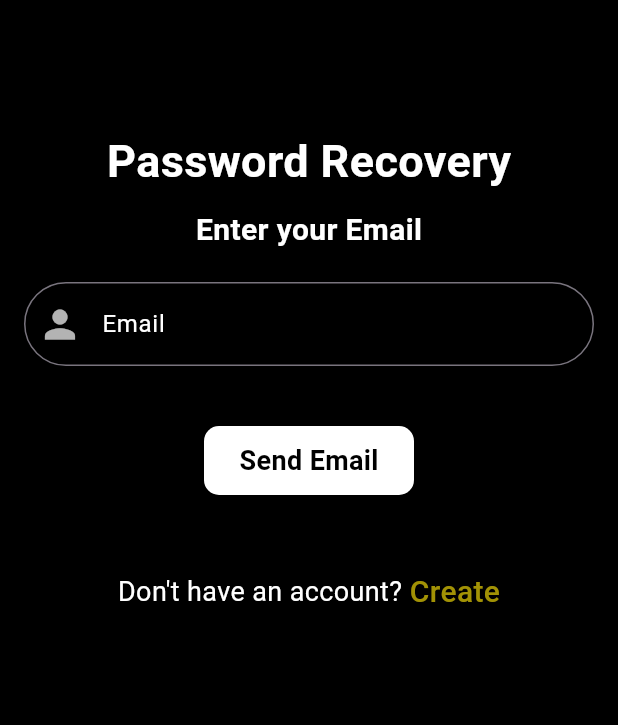
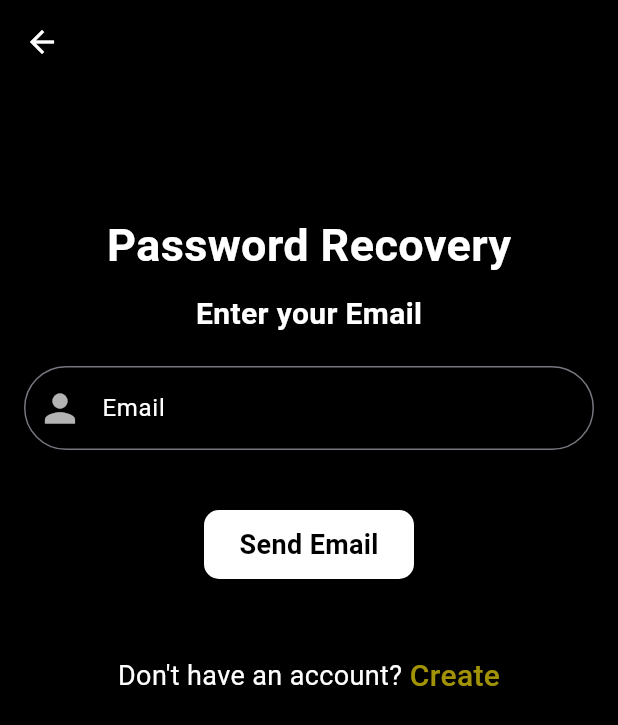
Before and after one commit to Niraj-yadav-559/food_delivery, a Flutter app: the Forgotpassword screen opened directly, on a phone screen of 412 x 824 dp. Shown: the top 725 px of the screen. Run offline on Flutter 3.47's test engine with Material 3 defaults, Android fonts, the phone set to English and light mode, and no system bars; our stand-ins replace cloud_firestore, curved_navigation_bar, firebase_auth, firebase_core, firebase_storage, image_picker and 2 more; missing offline and left inert: flutter_stripe; accounts and stored records are empty.

Commit message:
init
Add the arrow button in forget password Page and some changes

```diff
--- a/lib/Pages/forgotpassword.dart
+++ b/lib/Pages/forgotpassword.dart
@@ -1,6 +1,8 @@
 import 'package:firebase_auth/firebase_auth.dart';
 import 'package:flutter/material.dart';
 import 'package:food_app/Pages/signup.dart';
+// import 'package:food_app/Pages/signup.dart';
+// import 'package:food_delivery/Pages/signup.dart';
 
 class Forgotpassword extends StatefulWidget {
   const Forgotpassword({super.key});
@@ -47,6 +49,16 @@ class _ForgotpasswordState extends State<Forgotpassword> {
   Widget build(BuildContext context) {
     return Scaffold(
       backgroundColor: Colors.black,
+      appBar: AppBar(
+        backgroundColor: Colors.black,
+        elevation: 0,
+        leading: IconButton(
+          icon: const Icon(Icons.arrow_back, color: Colors.white),
+          onPressed: () {
+            Navigator.pop(context); // Navigate back to the previous page
+          },
+        ),
+      ),
       body: Padding(
         padding: const EdgeInsets.all(16.0),
         child: Column(
--- a/lib/Pages/order.dart
+++ b/lib/Pages/order.dart
@@ -31,7 +31,7 @@ class _OrderState extends State<Order> {
               ),
             ),
             SizedBox(
-              height: 20.0,
+              height: 30.0,
             ),
             Container(
               margin: EdgeInsets.only(left: 20.0, right: 20.0),
@@ -46,7 +46,7 @@ class _OrderState extends State<Order> {
                       decoration: BoxDecoration(
                           border: Border.all(),
                           borderRadius: BorderRadius.circular(10.0)),
-                      child: Center(child: Text("2")),
+                      child: Center(child: Text("3")),
                     ),
                     SizedBox(width: 20.0),
                     ClipRRect(
```
Also changed, not shown: lib/main.dart (+7 -6 lines).
